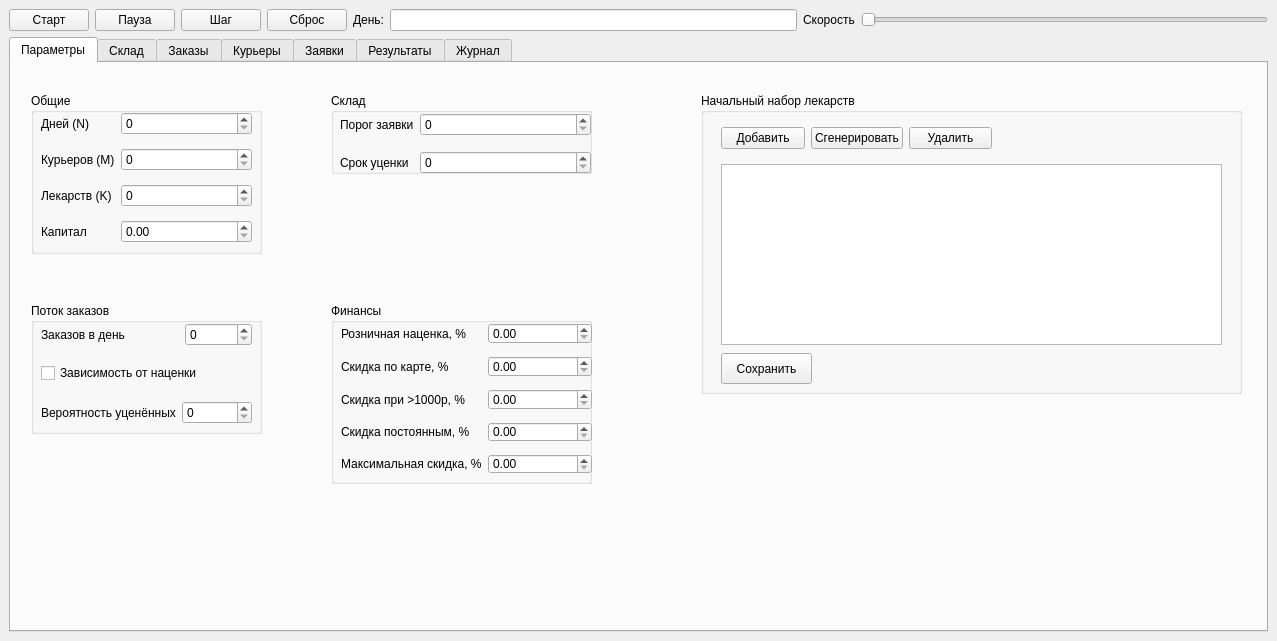
The window that mainwindow.ui (panovavasilisa/Modeling) describes before a commit, drawn with Qt 5.
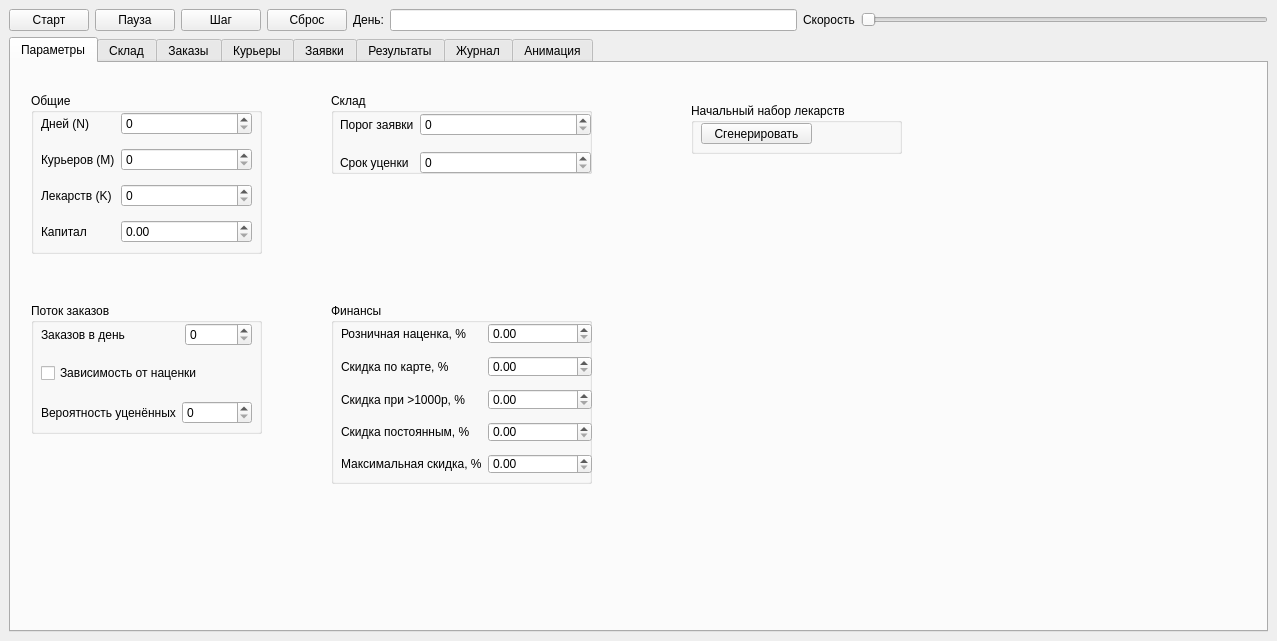
The same window after the commit. The open tabs and pages were chosen to show the change. Custom widgets are drawn as their Qt base class.

Patch:
```diff
--- a/mainwindow.ui
+++ b/mainwindow.ui
@@ -461,69 +461,26 @@
        <widget class="QGroupBox" name="groupBox_5">
         <property name="geometry">
          <rect>
-          <x>690</x>
-          <y>30</y>
-          <width>541</width>
-          <height>301</height>
+          <x>680</x>
+          <y>40</y>
+          <width>211</width>
+          <height>51</height>
          </rect>
         </property>
         <property name="title">
          <string>Начальный набор лекарств</string>
         </property>
-        <widget class="QWidget" name="horizontalLayoutWidget_3">
+        <widget class="QPushButton" name="generateBtn">
          <property name="geometry">
           <rect>
-           <x>20</x>
-           <y>30</y>
-           <width>271</width>
-           <height>31</height>
-          </rect>
-         </property>
-         <layout class="QHBoxLayout" name="horizontalLayout_3">
-          <item>
-           <widget class="QPushButton" name="addBtn">
-            <property name="text">
-             <string>Добавить</string>
-            </property>
-           </widget>
-          </item>
-          <item>
-           <widget class="QPushButton" name="generateBtn">
-            <property name="text">
-             <string>Сгенерировать</string>
-            </property>
-           </widget>
-          </item>
-          <item>
-           <widget class="QPushButton" name="deleteBtn">
-            <property name="text">
-             <string>Удалить</string>
-            </property>
-           </widget>
-          </item>
-         </layout>
-        </widget>
-        <widget class="QTableView" name="tableView">
-         <property name="geometry">
-          <rect>
-           <x>20</x>
-           <y>71</y>
-           <width>501</width>
-           <height>181</height>
-          </rect>
-         </property>
-        </widget>
-        <widget class="QPushButton" name="saveBtn">
-         <property name="geometry">
-          <rect>
-           <x>20</x>
-           <y>260</y>
-           <width>91</width>
-           <height>31</height>
+           <x>10</x>
+           <y>20</y>
+           <width>111</width>
+           <height>21</height>
           </rect>
          </property>
          <property name="text">
-          <string>Сохранить</string>
+          <string>Сгенерировать</string>
          </property>
         </widget>
        </widget>
@@ -558,6 +515,11 @@
         <string>Журнал</string>
        </attribute>
       </widget>
+      <widget class="QWidget" name="animTab">
+       <attribute name="title">
+        <string>Анимация</string>
+       </attribute>
+      </widget>
      </widget>
     </item>
    </layout>
@@ -571,8 +533,29 @@
   </customwidget>
   <customwidget>
    <class>LogTab</class>
+   <extends>QTabWidget</extends>
+   <header location="global">front/logtab.h</header>
+   <container>1</container>
+  </customwidget>
+  <customwidget>
+   <class>OrdersTab</class>
    <extends>QWidget</extends>
-   <header>front/logtab.h</header>
+   <header>front/orderstab.h</header>
+  </customwidget>
+  <customwidget>
+   <class>CouriersTab</class>
+   <extends>QWidget</extends>
+   <header>front/courierstab.h</header>
+  </customwidget>
+  <customwidget>
+   <class>RequestsTab</class>
+   <extends>QWidget</extends>
+   <header>front/requeststab.h</header>
+  </customwidget>
+  <customwidget>
+   <class>ResultsTab</class>
+   <extends>QWidget</extends>
+   <header>front/resultstab.h</header>
   </customwidget>
  </customwidgets>
  <resources/>
```
Left out of the diff: 10 changed lines with no effect on the pictures.
